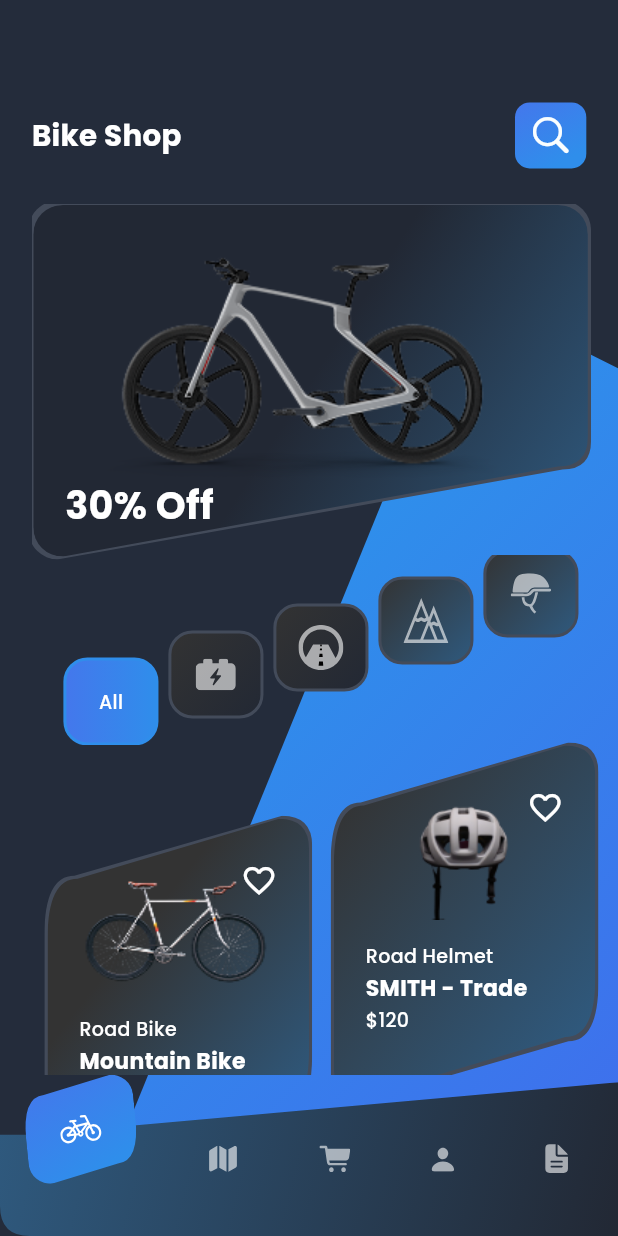
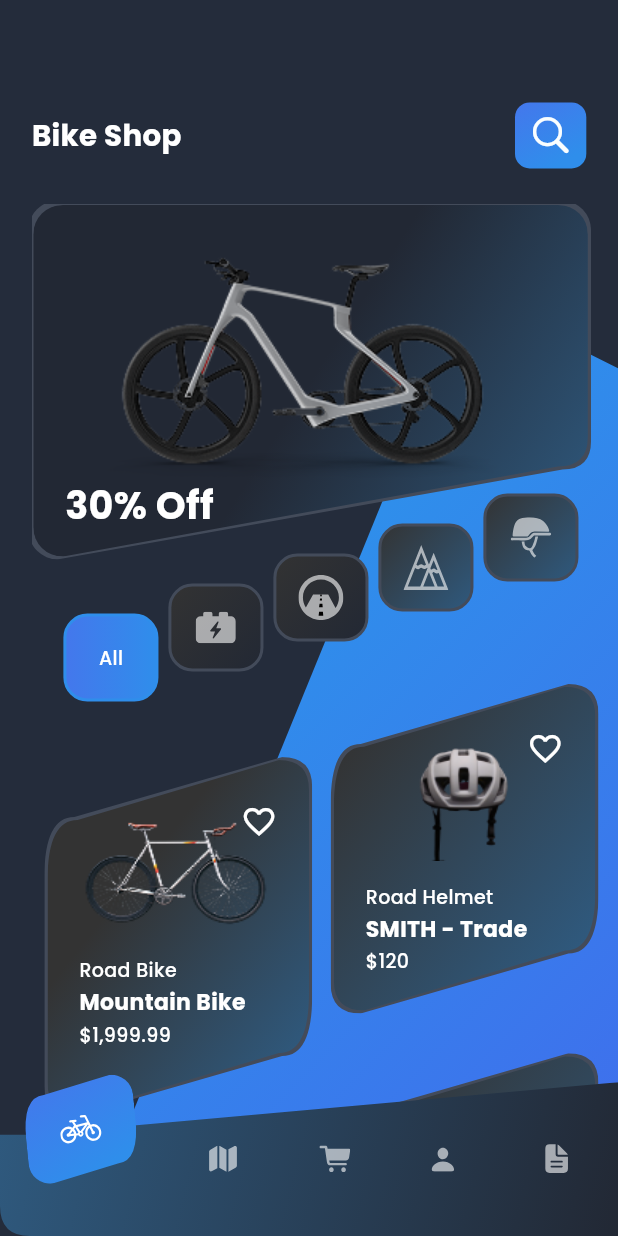
Before and after one commit to cshazem1/online_bike_shopping_app, a Flutter app: the screen it shows after launch, on a phone screen of 412 x 824 dp. Run offline on Flutter 3.47's test engine with Material 3 defaults, Android fonts, the phone set to English and light mode, and no system bars; our stand-ins replace flutter_screenutil, flutter_svg, google_fonts.

Commit message:
Finished UI

```diff
--- /dev/null
+++ b/devtools_options.yaml
@@ -0,0 +1,3 @@
+description: This file stores settings for Dart & Flutter DevTools.
+documentation: https://docs.flutter.dev/tools/devtools/extensions#configure-extension-enablement-states
+extensions:
--- a/lib/home/screens/home_screen.dart
+++ b/lib/home/screens/home_screen.dart
@@ -34,7 +34,7 @@ class HomeScreen extends StatelessWidget {
               padding: EdgeInsets.only(left: 20.w, right: 30.w),
               child: SizedBox(
                 width: MediaQuery.of(context).size.width,
-                height: MediaQuery.of(context).size.height - 180.h,
+                height: MediaQuery.of(context).size.height - 150.h,
                 child: Column(
                   children: [
                     CustomAppBar(),
--- a/lib/home/widgets/custom_card_item.dart
+++ b/lib/home/widgets/custom_card_item.dart
@@ -27,6 +27,10 @@ class CustomCardItem extends StatefulWidget {
 
 class _CustomCardItemState extends State<CustomCardItem> {
  bool isFavorite=false;
+ bool isSmallIndex() {
+   final mod = widget.index % 4;
+   return mod == 1 || mod == 2;
+ }
 
   @override
   Widget build(BuildContext context) {
@@ -39,7 +43,7 @@ class _CustomCardItemState extends State<CustomCardItem> {
           child: ClipPath(
             clipper: CustomClipperItem(),
             child: Container(
-              height: 245.h,
+              height:isSmallIndex()?225.h: 245.h,
               width: 169.w,
               decoration: BoxDecoration(color: AppColors.border),
             ),
@@ -48,7 +52,7 @@ class _CustomCardItemState extends State<CustomCardItem> {
         ClipPath(
           clipper: CustomClipperItem(),
           child: Container(
-            height: 241.h,
+            height:isSmallIndex()?221.h: 241.h,
             width: 165.w,
             decoration: BoxDecoration(
               color: AppColors.border,
@@ -83,11 +87,11 @@ class _CustomCardItemState extends State<CustomCardItem> {
                         ),
                       ),
                       15.verticalSpace,
-                      Text(widget.title, style: AppStyles.priceStyle),
+                      Flexible(child: Text(widget.title, style: AppStyles.priceStyle)),
                       2.verticalSpace,
-                      Text(widget.subtitle, style: AppStyles.descriptionStyle),
+                      Flexible(child: Text(widget.subtitle, style: AppStyles.descriptionStyle)),
                       2.verticalSpace,
-                      Text("\$${widget.price}", style: AppStyles.priceStyle),
+                      Flexible(child: Text("\$${widget.price}", style: AppStyles.priceStyle)),
                     ],
                   ),
                   Positioned(
--- a/lib/home/widgets/custom_category_widget.dart
+++ b/lib/home/widgets/custom_category_widget.dart
@@ -34,12 +34,13 @@ class _CustomCategoryWidgetState extends State<CustomCategoryWidget> {
   @override
   Widget build(BuildContext context) {
     return SizedBox(
-      height: 130.h,
+      height: 90.h,
       width: MediaQuery.of(context).size.width,
       child: Stack(
+        clipBehavior: Clip.none,
         children: List.generate(icons.length, (index) {
           double leftOffset = 20.0.w + index * 70;
-          double topOffset = 70.0.h - index * 18;
+          double topOffset = 40.0.h - index * 20;
 
           bool isSelected = selectedIndex == index;
           bool isFirstGroup = (index ~/ 3) % 2 == 0;
--- a/lib/home/widgets/custom_list_view.dart
+++ b/lib/home/widgets/custom_list_view.dart
@@ -30,8 +30,8 @@ List price = ["1,999.99","120","3000","1,999.99","120","3000",];
           gridDelegate:  SliverGridDelegateWithFixedCrossAxisCount(
             crossAxisCount: 2,
             crossAxisSpacing: 12,
-            mainAxisSpacing: 12,
-            mainAxisExtent: 240.h,
+            mainAxisSpacing: 10,
+            mainAxisExtent: 242.h,
           ),
         ),
       ),
```
